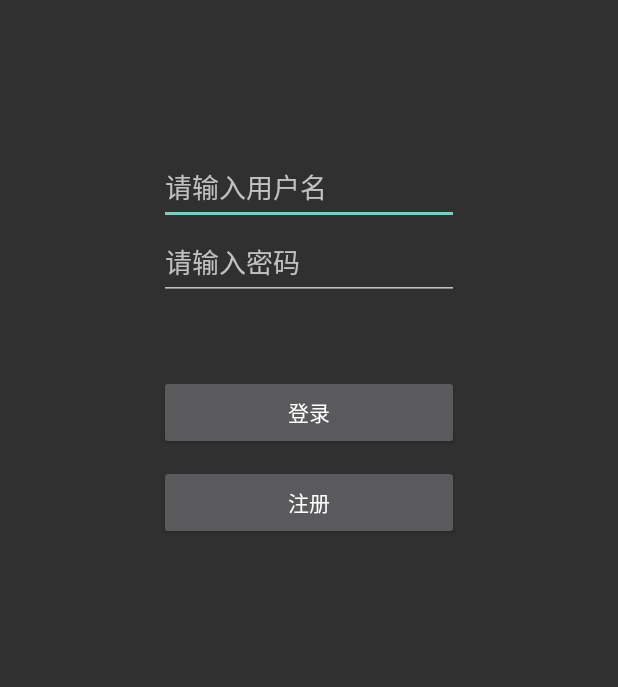
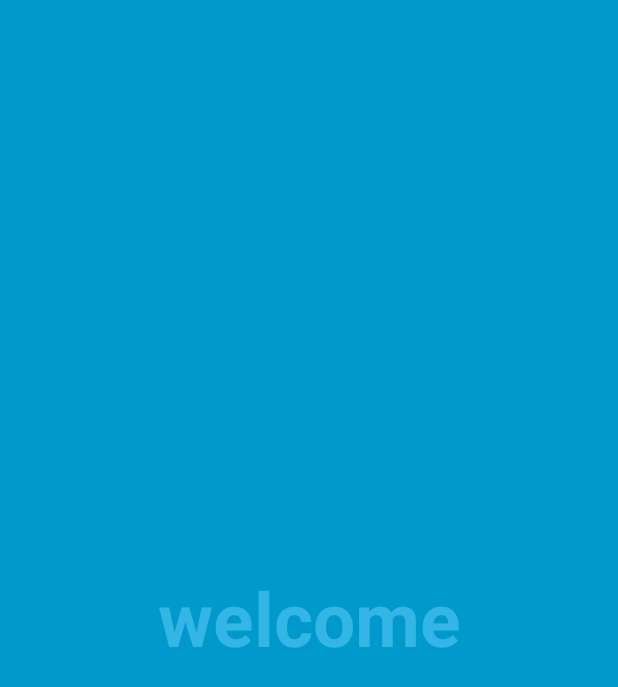
Before and after one commit to Json-w/TvShowsAndroid, an Android app: the first screen one second after launch (LoginActivity before the commit, WelcomeActivity after it), on a phone screen of 412 x 824 dp. Shown: the top 687 px of the screen. Run offline under Robolectric (Android 15) with nearby library versions, the phone set to English and light mode, and no system bars; our stand-ins replace Volley.

Commit message:
add welcome activity

```diff
--- /dev/null
+++ b/app/src/main/java/com/example/jason/helloworld/activities/WelcomeActivity.java
@@ -0,0 +1,50 @@
+package com.example.jason.helloworld.activities;
+
+import android.content.Intent;
+import android.content.SharedPreferences;
+import android.os.Bundle;
+import android.os.Handler;
+import android.support.annotation.NonNull;
+import android.support.v7.app.AppCompatActivity;
+
+import com.example.jason.helloworld.MyApplication;
+import com.example.jason.helloworld.R;
+import com.example.jason.helloworld.model.User;
+
+
+public class WelcomeActivity extends AppCompatActivity {
+    private Handler myHandler = new Handler();
+
+    @Override
+    protected void onCreate(Bundle savedInstanceState) {
+        super.onCreate(savedInstanceState);
+        setContentView(R.layout.activity_welcome);
+        SharedPreferences userInfo = getSharedPreferences("userInfo", 0);
+        if (userInfo.getString("token", "").equals("")) {
+            myHandler.postDelayed(new Runnable() {
+                @Override
+                public void run() {
+                    startActivity(new Intent(WelcomeActivity.this, LoginActivity.class));
+                }
+            }, 3000);
+            return;
+        }
+        MyApplication.user = getUserFromSharedPreferences(userInfo);
+        myHandler.postDelayed(new Runnable() {
+            @Override
+            public void run() {
+                startActivity(new Intent(WelcomeActivity.this, MainActivity.class));
+            }
+        }, 3000);
+    }
+
+    @NonNull
+    private User getUserFromSharedPreferences(SharedPreferences userInfo) {
+        User user = new User();
+        user.setId(userInfo.getInt("id", -1));
+        user.setUsername(userInfo.getString("username", ""));
+        user.setPortraitUrl(userInfo.getString("portraitUrl", ""));
+        user.setEmail(userInfo.getString("email", ""));
+        return user;
+    }
+}
--- /dev/null
+++ b/app/src/main/res/layout/activity_welcome.xml
@@ -0,0 +1,22 @@
+<FrameLayout xmlns:android="http://schemas.android.com/apk/res/android"
+    xmlns:tools="http://schemas.android.com/tools"
+    android:layout_width="match_parent"
+    android:layout_height="match_parent"
+    android:background="#0099cc"
+    tools:context="com.example.jason.helloworld.activities.WelcomeActivity">
+
+    <!-- The primary full-screen view. This can be replaced with whatever view
+         is needed to present your content, e.g. VideoView, SurfaceView,
+         TextureView, etc. -->
+    <TextView
+        android:id="@+id/fullscreen_content"
+        android:layout_width="match_parent"
+        android:layout_height="match_parent"
+        android:gravity="center"
+        android:keepScreenOn="true"
+        android:text="welcome"
+        android:textColor="#33b5e5"
+        android:textSize="50sp"
+        android:textStyle="bold" />
+
+</FrameLayout>
--- a/app/src/main/res/values/strings.xml
+++ b/app/src/main/res/values/strings.xml
@@ -38,4 +38,6 @@
     <string name="title_activity_modify_user_base_info">ModifyUserBaseInfoActivity</string>
 
     <string name="title_activity_modify_email">ModifyEmailActivity</string>
+
+    <string name="title_activity_welcome">WelcomeActivity</string>
 </resources>
```
Also changed, not shown: app/src/main/AndroidManifest.xml (+13 -8 lines), app/src/main/java/com/example/jason/helloworld/activities/LoginActivity.java (+14 -4 lines).
